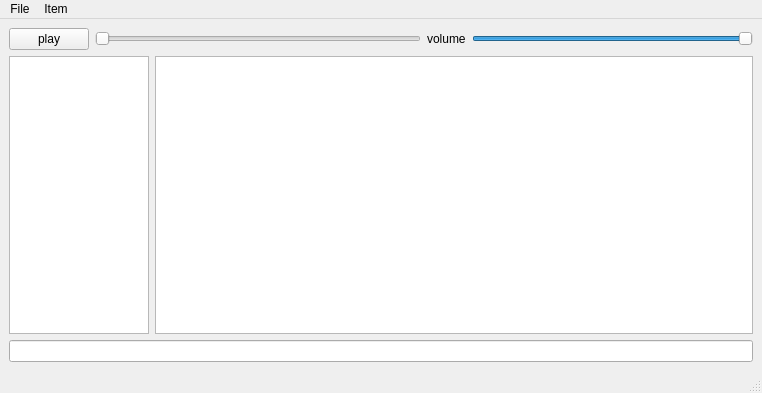
The window that CODE/soundpp/soundpp-prototype/mainwindow.ui (b1t00/soundpp) describes before a commit, drawn with Qt 5.
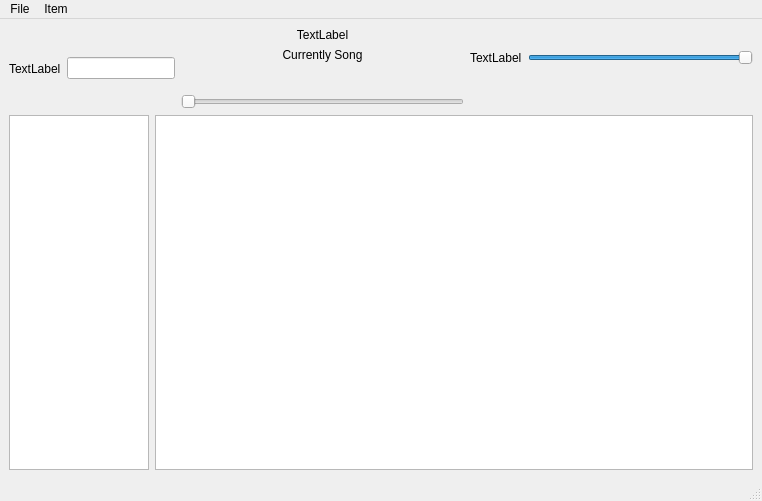
The same window after the commit. Icons and pictures are not drawn.

The edit to the form file:
```diff
--- a/CODE/soundpp/soundpp-prototype/mainwindow.ui
+++ b/CODE/soundpp/soundpp-prototype/mainwindow.ui
@@ -7,36 +7,34 @@
     <x>0</x>
     <y>0</y>
     <width>762</width>
-    <height>393</height>
+    <height>501</height>
    </rect>
   </property>
   <property name="windowTitle">
    <string>MainWindow</string>
   </property>
   <widget class="QWidget" name="centralwidget">
-   <layout class="QVBoxLayout" name="verticalLayout">
+   <layout class="QGridLayout" name="gridLayout">
+    <item row="0" column="2">
+     <layout class="QHBoxLayout" name="horizontalLayout_5">
     <item>
-     <layout class="QHBoxLayout" name="horizontalLayout_3">
-      <item>
-       <widget class="QPushButton" name="btn_play">
+       <widget class="QLabel" name="logo">
         <property name="text">
-         <string>play</string>
+         <string>TextLabel</string>
         </property>
-       </widget>
-      </item>
-      <item>
-       <widget class="QSlider" name="sldr_progress">
-        <property name="orientation">
-         <enum>Qt::Horizontal</enum>
+        <property name="alignment">
+         <set>Qt::AlignCenter</set>
         </property>
        </widget>
       </item>
+     </layout>
+    </item>
+    <item row="0" column="3" rowspan="3">
+     <layout class="QHBoxLayout" name="horizontalLayout_9">
       <item>
-       <layout class="QHBoxLayout" name="horizontalLayout_2">
-        <item>
-         <widget class="QLabel" name="label">
+       <widget class="QLabel" name="volume">
           <property name="text">
-           <string>volume</string>
+         <string>TextLabel</string>
           </property>
          </widget>
         </item>
@@ -58,9 +56,85 @@
         </item>
        </layout>
       </item>
+    <item row="2" column="2">
+     <layout class="QHBoxLayout" name="horizontalLayout_6">
+      <item>
+       <widget class="QPushButton" name="btn_back">
+        <property name="styleSheet">
+         <string notr="true">#btn_back {
+background-color: transparent;
+image: url(:img/backwards.png);
+background: none;
+border: none;
+background-repeat: none;
+max-width: 20px;
+max-height: 20px;
+min-width: 20px;
+min-height: 20px;
+}</string>
+        </property>
+        <property name="text">
+         <string/>
+        </property>
+       </widget>
+      </item>
+      <item>
+       <widget class="QPushButton" name="btn_play">
+        <property name="styleSheet">
+         <string notr="true">#btn_play{
+background-color: transparent;
+image: url(:img/Play.png);
+background: none;
+border: none;
+background-repeat: none;
+max-width: 20px;
+max-height: 20px;
+min-width: 20px;
+min-height: 20px;
+}</string>
+        </property>
+        <property name="text">
+         <string/>
+        </property>
+       </widget>
+      </item>
+      <item>
+       <widget class="QPushButton" name="btn_for">
+        <property name="styleSheet">
+         <string notr="true">#btn_for{
+background-color: transparent;
+image: url(:img/forwards.png);
+background: none;
+border: none;
+background-repeat: none;
+max-width: 20px;
+max-height: 20px;
+min-width: 20px;
+min-height: 20px;
+}</string>
+        </property>
+        <property name="text">
+         <string/>
+        </property>
+       </widget>
+      </item>
      </layout>
     </item>
+    <item row="3" column="2">
+     <layout class="QHBoxLayout" name="horizontalLayout_7">
     <item>
+       <widget class="QSlider" name="sldr_progress">
+        <property name="orientation">
+         <enum>Qt::Horizontal</enum>
+        </property>
+       </widget>
+      </item>
+     </layout>
+    </item>
+    <item row="3" column="3">
+     <layout class="QHBoxLayout" name="horizontalLayout_3"/>
+    </item>
+    <item row="4" column="0" colspan="4">
      <layout class="QHBoxLayout" name="horizontalLayout">
       <item>
        <widget class="QTreeView" name="treeView">
@@ -90,8 +164,33 @@
       </item>
      </layout>
     </item>
+    <item row="0" column="0" rowspan="4" colspan="2">
+     <layout class="QHBoxLayout" name="horizontalLayout_4">
     <item>
-     <widget class="QLineEdit" name="lineEdit"/>
+       <widget class="QLabel" name="lupe">
+        <property name="text">
+         <string>TextLabel</string>
+        </property>
+       </widget>
+      </item>
+      <item>
+       <widget class="QLineEdit" name="lineEdit_2"/>
+      </item>
+     </layout>
+    </item>
+    <item row="1" column="2">
+     <layout class="QHBoxLayout" name="horizontalLayout_8">
+      <item>
+       <widget class="QLabel" name="label_5">
+        <property name="text">
+         <string>Currently Song</string>
+        </property>
+        <property name="alignment">
+         <set>Qt::AlignCenter</set>
+        </property>
+       </widget>
+      </item>
+     </layout>
     </item>
    </layout>
   </widget>
```
Left out of the diff: 2 changed lines with no effect on the pictures. Lines whose indentation alone changed are shown as unchanged.
